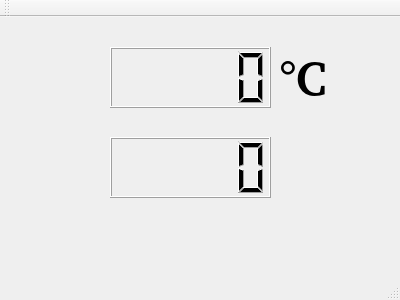
Old version of the form mainwindow.ui in the repository AndressaStefany/SD2.
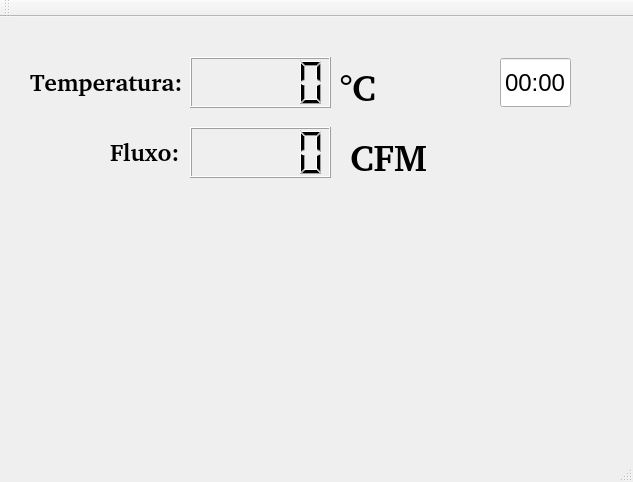
New version of the form.

```diff
--- a/mainwindow.ui
+++ b/mainwindow.ui
@@ -2,12 +2,15 @@
 <ui version="4.0">
  <class>MainWindow</class>
  <widget class="QMainWindow" name="MainWindow">
+  <property name="enabled">
+   <bool>true</bool>
+  </property>
   <property name="geometry">
    <rect>
     <x>0</x>
     <y>0</y>
-    <width>400</width>
-    <height>300</height>
+    <width>633</width>
+    <height>482</height>
    </rect>
   </property>
   <property name="windowTitle">
@@ -17,29 +20,92 @@
    <widget class="QLCDNumber" name="lcdNumber">
     <property name="geometry">
      <rect>
-      <x>110</x>
-      <y>30</y>
-      <width>161</width>
-      <height>61</height>
+      <x>190</x>
+      <y>110</y>
+      <width>141</width>
+      <height>51</height>
      </rect>
     </property>
    </widget>
    <widget class="QLCDNumber" name="lcdNumber_2">
     <property name="geometry">
      <rect>
-      <x>110</x>
-      <y>120</y>
-      <width>161</width>
-      <height>61</height>
+      <x>190</x>
+      <y>40</y>
+      <width>141</width>
+      <height>51</height>
      </rect>
     </property>
    </widget>
    <widget class="QLabel" name="label">
     <property name="geometry">
      <rect>
-      <x>280</x>
-      <y>30</y>
+      <x>340</x>
+      <y>40</y>
+      <width>51</width>
+      <height>61</height>
+     </rect>
+    </property>
+    <property name="font">
+     <font>
+      <family>Bitstream Charter</family>
+      <pointsize>36</pointsize>
+      <weight>75</weight>
+      <bold>true</bold>
+     </font>
+    </property>
+    <property name="text">
+     <string>&lt;html&gt;&lt;head/&gt;&lt;body&gt;&lt;p&gt;&lt;span style=&quot; font-size:28pt;&quot;&gt;°C&lt;/span&gt;&lt;/p&gt;&lt;/body&gt;&lt;/html&gt;</string>
+    </property>
+   </widget>
+   <widget class="QLabel" name="label_2">
+    <property name="geometry">
+     <rect>
+      <x>30</x>
+      <y>40</y>
+      <width>161</width>
+      <height>51</height>
+     </rect>
+    </property>
+    <property name="font">
+     <font>
+      <family>Bitstream Charter</family>
+      <pointsize>36</pointsize>
+      <weight>75</weight>
+      <bold>true</bold>
+     </font>
+    </property>
+    <property name="text">
+     <string>&lt;html&gt;&lt;head/&gt;&lt;body&gt;&lt;p&gt;&lt;span style=&quot; font-size:18pt;&quot;&gt;Temperatura:&lt;/span&gt;&lt;/p&gt;&lt;/body&gt;&lt;/html&gt;</string>
+    </property>
+   </widget>
+   <widget class="QLabel" name="label_3">
+    <property name="geometry">
+     <rect>
+      <x>110</x>
+      <y>110</y>
       <width>81</width>
+      <height>51</height>
+     </rect>
+    </property>
+    <property name="font">
+     <font>
+      <family>Bitstream Charter</family>
+      <pointsize>36</pointsize>
+      <weight>75</weight>
+      <bold>true</bold>
+     </font>
+    </property>
+    <property name="text">
+     <string>&lt;html&gt;&lt;head/&gt;&lt;body&gt;&lt;p&gt;&lt;span style=&quot; font-size:18pt;&quot;&gt;Fluxo:&lt;/span&gt;&lt;/p&gt;&lt;/body&gt;&lt;/html&gt;</string>
+    </property>
+   </widget>
+   <widget class="QLabel" name="label_4">
+    <property name="geometry">
+     <rect>
+      <x>350</x>
+      <y>110</y>
+      <width>81</width>
       <height>61</height>
      </rect>
     </property>
@@ -52,7 +118,53 @@
      </font>
     </property>
     <property name="text">
-     <string>°C</string>
+     <string>&lt;html&gt;&lt;head/&gt;&lt;body&gt;&lt;p&gt;&lt;span style=&quot; font-size:28pt;&quot;&gt;CFM&lt;/span&gt;&lt;/p&gt;&lt;/body&gt;&lt;/html&gt;</string>
+    </property>
+   </widget>
+   <widget class="QTimeEdit" name="timeEdit">
+    <property name="enabled">
+     <bool>true</bool>
+    </property>
+    <property name="geometry">
+     <rect>
+      <x>500</x>
+      <y>40</y>
+      <width>71</width>
+      <height>51</height>
+     </rect>
+    </property>
+    <property name="font">
+     <font>
+      <pointsize>18</pointsize>
+      <italic>false</italic>
+     </font>
+    </property>
+    <property name="cursor">
+     <cursorShape>BlankCursor</cursorShape>
+    </property>
+    <property name="mouseTracking">
+     <bool>true</bool>
+    </property>
+    <property name="focusPolicy">
+     <enum>Qt::NoFocus</enum>
+    </property>
+    <property name="contextMenuPolicy">
+     <enum>Qt::NoContextMenu</enum>
+    </property>
+    <property name="accessibleDescription">
+     <string/>
+    </property>
+    <property name="inputMethodHints">
+     <set>Qt::ImhNone</set>
+    </property>
+    <property name="readOnly">
+     <bool>true</bool>
+    </property>
+    <property name="buttonSymbols">
+     <enum>QAbstractSpinBox::NoButtons</enum>
+    </property>
+    <property name="displayFormat">
+     <string>mm:ss</string>
     </property>
    </widget>
   </widget>
```
Left out of the diff: 10 changed lines with no effect on the pictures.
